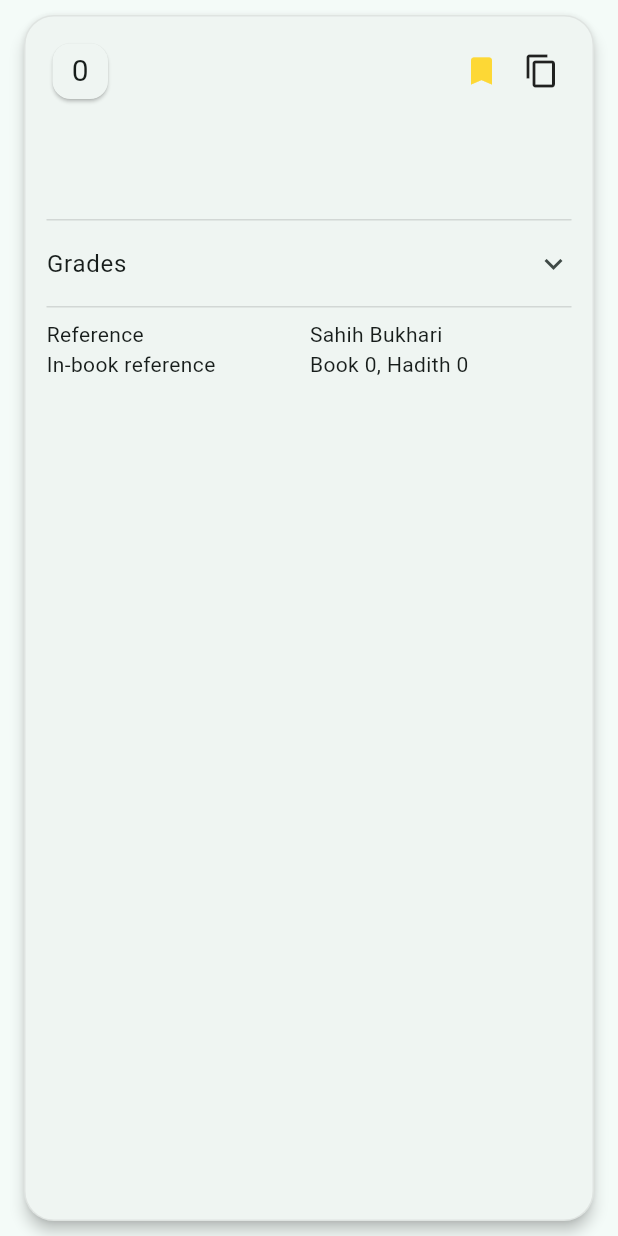
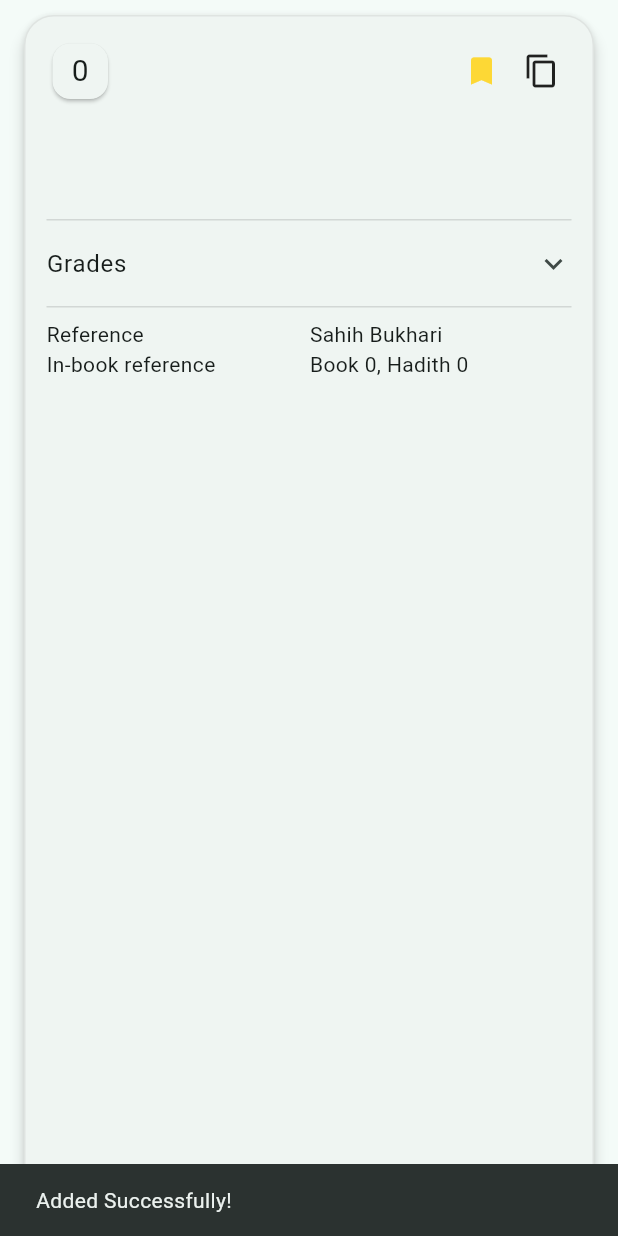
Before and after one commit to unkn4wn/hadith-pro-flutter, a Flutter app: the HadithItem widget shown alone on an empty page, opened directly with empty values, after a tap on the "bookmark outline" icon, on a phone screen of 412 x 824 dp. Run offline on Flutter 3.47's test engine with Material 2 defaults, Android fonts, the phone set to English and light mode, and no system bars; drawn by our look-alikes of dynamic_color; our stand-ins replace shared_preferences, sqflite; missing offline and left inert: dartarabic; accounts and stored records are empty; generated files the repository leaves out were written again.

```diff
--- a/lib/components/widget/hadithitem.dart
+++ b/lib/components/widget/hadithitem.dart
@@ -85,12 +85,26 @@ class _HadithItemState extends State<HadithItem> {
                       onTap: () {
                         if (SharedPreferencesHelper.getBool(
                             isBookmarkedKey, false)) {
+                          try {
                             MyDatabaseHelper.instance.removeHadith(
                                 widget.bookNumber,
                                 widget.hadithTranslation.hadithNumber,
                                 SharedPreferencesHelper.getString(
                                     "hadithLanguage", "eng"));
+                            ScaffoldMessenger.of(context)
+                                .removeCurrentSnackBar();
+                            ScaffoldMessenger.of(context).showSnackBar(SnackBar(
+                                content: Text(AppLocalizations.of(context)!
+                                    .hadithitem_bookmarkremove_snackbar_success)));
+                          } catch (e) {
+                            ScaffoldMessenger.of(context)
+                                .removeCurrentSnackBar();
+                            ScaffoldMessenger.of(context).showSnackBar(SnackBar(
+                                content: Text(AppLocalizations.of(context)!
+                                    .hadithitem_bookmarkremove_snackbar_error)));
+                          }
                         } else {
+                          try {
                             MyDatabaseHelper.instance.addHadith(
                                 widget.bookNumber,
                                 widget.hadithTranslation.hadithNumber,
@@ -98,11 +112,24 @@ class _HadithItemState extends State<HadithItem> {
                                 widget.hadithTranslation.text_ara,
                                 widget.hadithTranslation.text,
                                 widget.hadithTranslation.grades,
+                                widget.hadithTranslation.reference
+                                    .inBookReference,
                                 widget
-                                  .hadithTranslation.reference.inBookReference,
-                              widget.hadithTranslation.reference.bookReference,
+                                    .hadithTranslation.reference.bookReference,
                                 SharedPreferencesHelper.getString(
                                     "hadithLanguage", "eng"));
+                            ScaffoldMessenger.of(context)
+                                .removeCurrentSnackBar();
+                            ScaffoldMessenger.of(context).showSnackBar(SnackBar(
+                                content: Text(AppLocalizations.of(context)!
+                                    .hadithitem_bookmarkadd_snackbar_success)));
+                          } catch (e) {
+                            ScaffoldMessenger.of(context)
+                                .removeCurrentSnackBar();
+                            ScaffoldMessenger.of(context).showSnackBar(SnackBar(
+                                content: Text(AppLocalizations.of(context)!
+                                    .hadithitem_bookmarkadd_snackbar_error)));
+                          }
                         }
 
                         SharedPreferencesHelper.setBool(
--- a/lib/l10n/app_en.arb
+++ b/lib/l10n/app_en.arb
@@ -13,7 +13,16 @@
 "hadithitem_copy_title": "Copy options",
 "hadithitem_copy_copyonlytranslation": "Copy Only Translation",
 "hadithitem_copy_copyboth": "Copy Both",
+"hadithitem_copy_snackbar_success": "Copied successfully",
+"hadithitem_copy_snackbar_error": "Nothing copied",
+"hadithitem_bookmarkadd_snackbar_success": "Added Successfully!",
+"hadithitem_bookmarkadd_snackbar_error": "Failed to Add",
+"hadithitem_bookmarkremove_snackbar_success": "Removed Successfully!",
+"hadithitem_bookmarkremove_snackbar_error": "Failed to Remove",
 "search_title_main": "Search Hadith",
+"search_filter_title": "Filter Options",
+"search_filter_searcharabic": "Search Arabic",
+"search_filter_searchtranslation": "Search Translation",
 "bookmark_title_main": "Bookmarks",
 "settings_title_main": "Settings",
 "settings_title_language": "Language",
```
Also changed, not shown: lib/l10n/app_tr.arb (+11 -2 lines), lib/screens/search/search_screen.dart (+116 -16 lines). Lines whose indentation alone changed are shown as unchanged.
